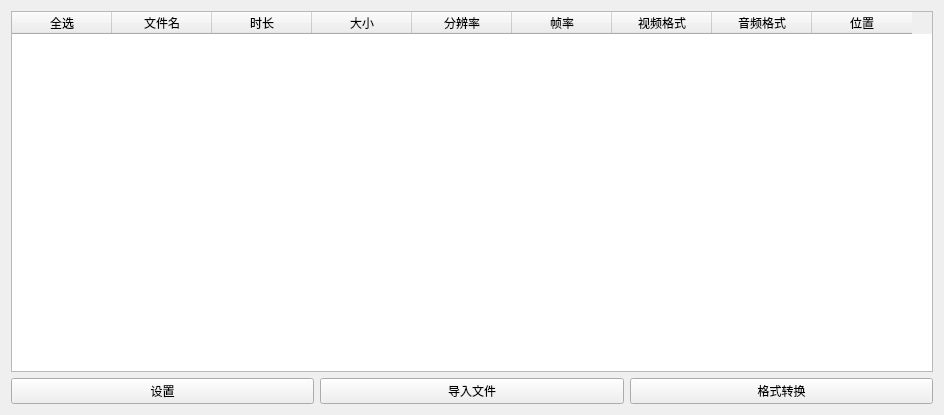
The window that ui/workPage.ui (yifeianyi/BsimpleHires) describes before a commit, drawn with Qt 5.
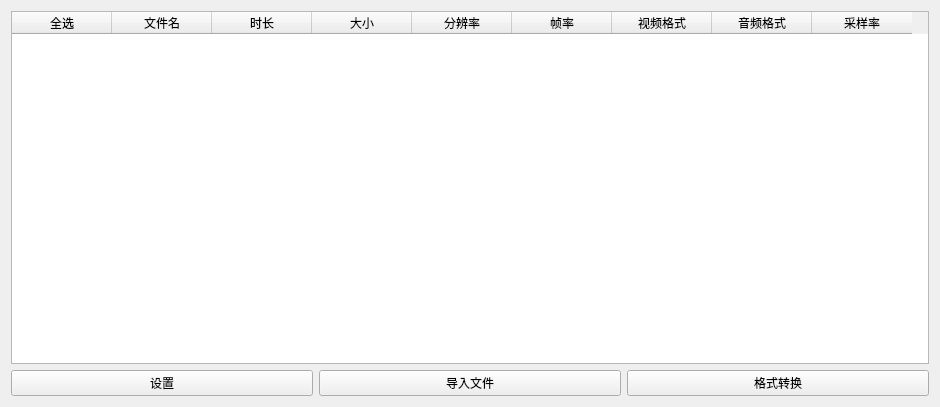
The same window after the commit.

Commit message: 去掉WorkPage中的‘位置’列，添加'采样率'列

Patch:
```diff
--- a/ui/workPage.ui
+++ b/ui/workPage.ui
@@ -6,8 +6,8 @@
    <rect>
     <x>0</x>
     <y>0</y>
-    <width>944</width>
-    <height>415</height>
+    <width>940</width>
+    <height>407</height>
    </rect>
   </property>
   <property name="windowTitle">
@@ -63,7 +63,7 @@
      </column>
      <column>
       <property name="text">
-       <string>位置</string>
+       <string>采样率</string>
       </property>
      </column>
     </widget>
```
Left out of the diff: 2 changed lines with no effect on the pictures. The commit also changes 2 other files.
